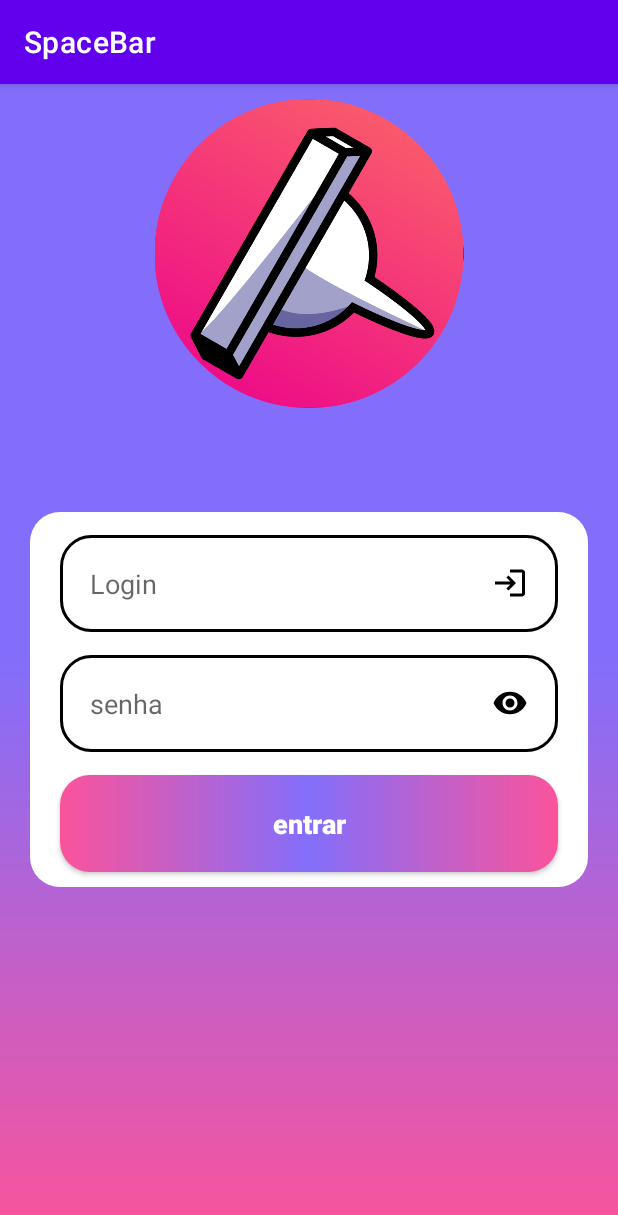
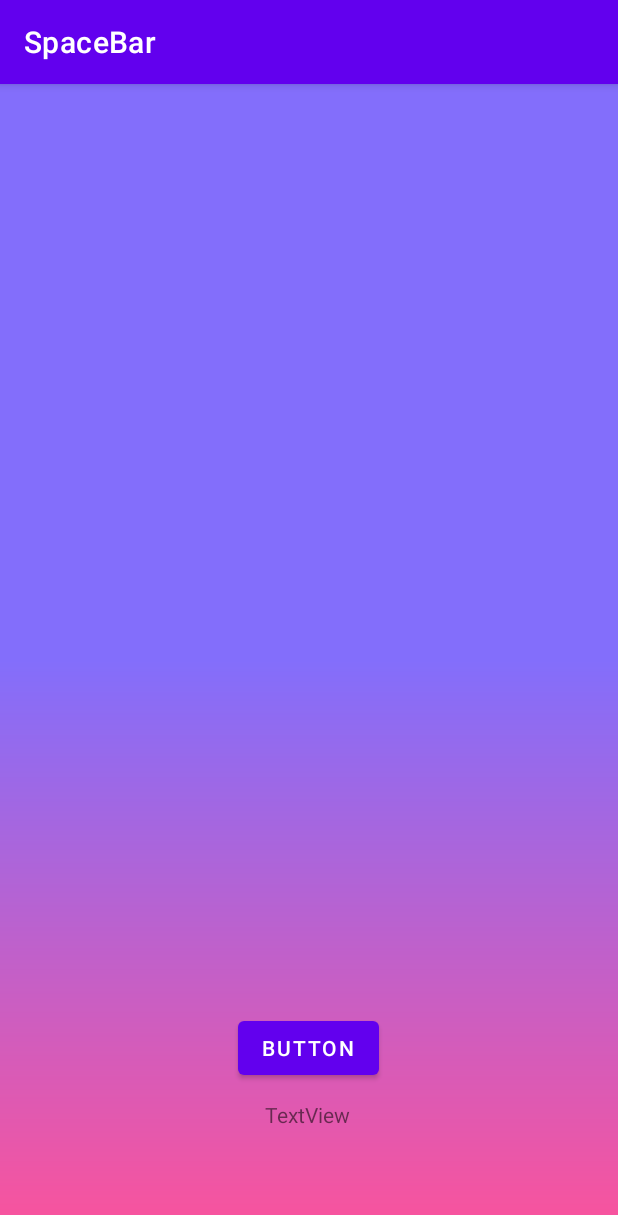
Before and after one commit to suriiipingu/prjSpaceBarMobileTCC, an Android app: the screen it shows after launch (MainActivity), on a phone screen of 412 x 824 dp. Shown: the top 1215 px of the screen. Run offline under Robolectric (Android 15) with nearby library versions, the phone set to English and light mode, and no system bars.

Commit message:
login pronto

```diff
--- a/app/build.gradle
+++ b/app/build.gradle
@@ -30,6 +30,7 @@ android {
 
 dependencies {
 
+    implementation 'org.mindrot:jbcrypt:0.4'
     implementation 'androidx.appcompat:appcompat:1.5.1'
     implementation 'com.google.android.material:material:1.5.0'
     implementation 'androidx.constraintlayout:constraintlayout:2.1.3'
--- a/app/src/main/java/com/example/spacebar/Acessa.java
+++ b/app/src/main/java/com/example/spacebar/Acessa.java
@@ -22,7 +22,7 @@ public class Acessa {
         }
 
         try{
-            String url = "jdbc:jtds:sqlserver://192.168.156.72:1433;databaseName=SpaceBar";
+            String url = "jdbc:jtds:sqlserver://192.168.15.30:1433;databaseName=SpaceBar";
             con = DriverManager.getConnection(url, "sa", "123456");
             stmt = con.createStatement(ResultSet.TYPE_SCROLL_INSENSITIVE, ResultSet.CONCUR_READ_ONLY);
             Toast.makeText(ctx.getApplicationContext(), "conectado", Toast.LENGTH_SHORT).show();
--- a/app/src/main/java/com/example/spacebar/home_view.java
+++ b/app/src/main/java/com/example/spacebar/Home.java
@@ -4,11 +4,11 @@ import androidx.appcompat.app.AppCompatActivity;
 
 import android.os.Bundle;
 
-public class home_view extends AppCompatActivity {
+public class Home extends AppCompatActivity {
 
     @Override
     protected void onCreate(Bundle savedInstanceState) {
         super.onCreate(savedInstanceState);
-        setContentView(R.layout.activity_home_view);
+        setContentView(R.layout.activity_home);
     }
 }
--- a/app/src/main/res/layout/activity_main.xml
+++ b/app/src/main/res/layout/activity_main.xml
@@ -7,58 +7,28 @@
     android:background="@drawable/background"
     tools:context=".MainActivity">
 
-    <ImageView
-        android:id="@+id/imageView"
-        android:contentDescription="@string/app_name"
-        android:layout_width="256dp"
-        android:layout_height="206dp"
+    <Button
+        android:id="@+id/button"
+        android:layout_width="wrap_content"
+        android:layout_height="wrap_content"
+        android:onClick="entrarlogin"
+        android:text="Button"
         app:layout_constraintBottom_toBottomOf="parent"
         app:layout_constraintEnd_toEndOf="parent"
+        app:layout_constraintHorizontal_bias="0.498"
         app:layout_constraintStart_toStartOf="parent"
         app:layout_constraintTop_toTopOf="parent"
-        app:layout_constraintVertical_bias="0.018"
-       android:src="@drawable/icon" />
+        app:layout_constraintVertical_bias="0.859" />
 
-    <View
-        android:id="@+id/containerComponents"
-        style="@style/ContainerComponents"
+    <TextView
+        android:id="@+id/textView"
+        android:layout_width="wrap_content"
+        android:layout_height="wrap_content"
+        android:text="TextView"
         app:layout_constraintBottom_toBottomOf="parent"
         app:layout_constraintEnd_toEndOf="parent"
-        app:layout_constraintHorizontal_bias="0.6"
+        app:layout_constraintHorizontal_bias="0.498"
         app:layout_constraintStart_toStartOf="parent"
         app:layout_constraintTop_toTopOf="parent"
-        app:layout_constraintVertical_bias="0.555" />
-
-    <EditText
-        android:id="@+id/login"
-        android:inputType="textPersonName"
-        android:autofillHints="name"
-        style="@style/Edit_Text"
-        android:drawableEnd="@drawable/ic_login"
-        android:hint="@string/login"
-        app:layout_constraintEnd_toEndOf="@id/containerComponents"
-        app:layout_constraintStart_toStartOf="@id/containerComponents"
-        app:layout_constraintTop_toTopOf="@id/containerComponents" />
-
-    <EditText
-        android:id="@+id/Senha"
-        android:inputType="textPersonName"
-        android:autofillHints="name"
-        style="@style/Edit_Text"
-        android:drawableEnd="@drawable/ic_eye"
-        android:hint="@string/Senha"
-        app:layout_constraintEnd_toEndOf="@id/containerComponents"
-        app:layout_constraintStart_toStartOf="@id/containerComponents"
-        app:layout_constraintTop_toBottomOf="@id/login"/>
-
-    <androidx.appcompat.widget.AppCompatButton
-        android:id="@+id/btn_Entrar"
-        style="@style/Button"
-        android:onClick="TesteBanco"
-        android:text="@string/Entrar"
-        app:layout_constraintEnd_toEndOf="parent"
-        app:layout_constraintStart_toStartOf="parent"
-        app:layout_constraintTop_toBottomOf="@id/Senha"
-        tools:ignore="UsingOnClickInXml" />
-
+        app:layout_constraintVertical_bias="0.905" />
 </androidx.constraintlayout.widget.ConstraintLayout>
```
Also changed, not shown: app/src/main/AndroidManifest.xml (+5 -6 lines), app/src/main/java/com/example/spacebar/MainActivity.java (+7 -3 lines), app/src/main/java/com/example/spacebar/login.java (added, +95 -0 lines), app/src/main/res/layout/activity_home.xml (added, +18 -0 lines), app/src/main/res/layout/activity_home_view.xml (deleted, +0 -9 lines), app/src/main/res/layout/activity_login.xml (added, +58 -0 lines).
